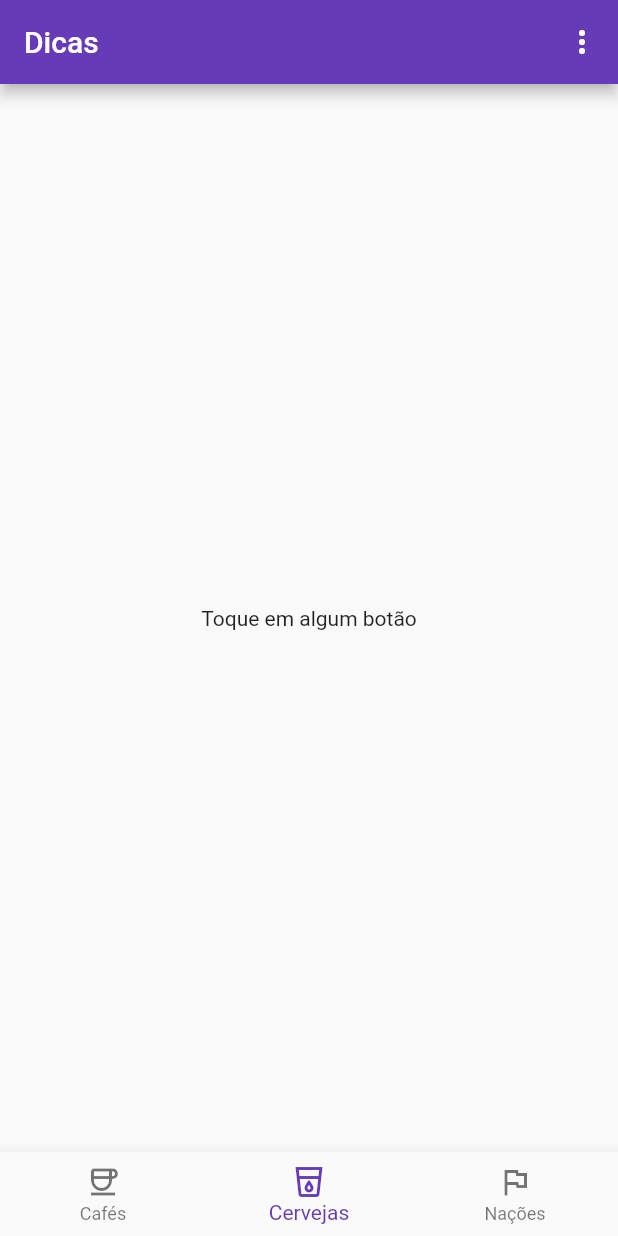
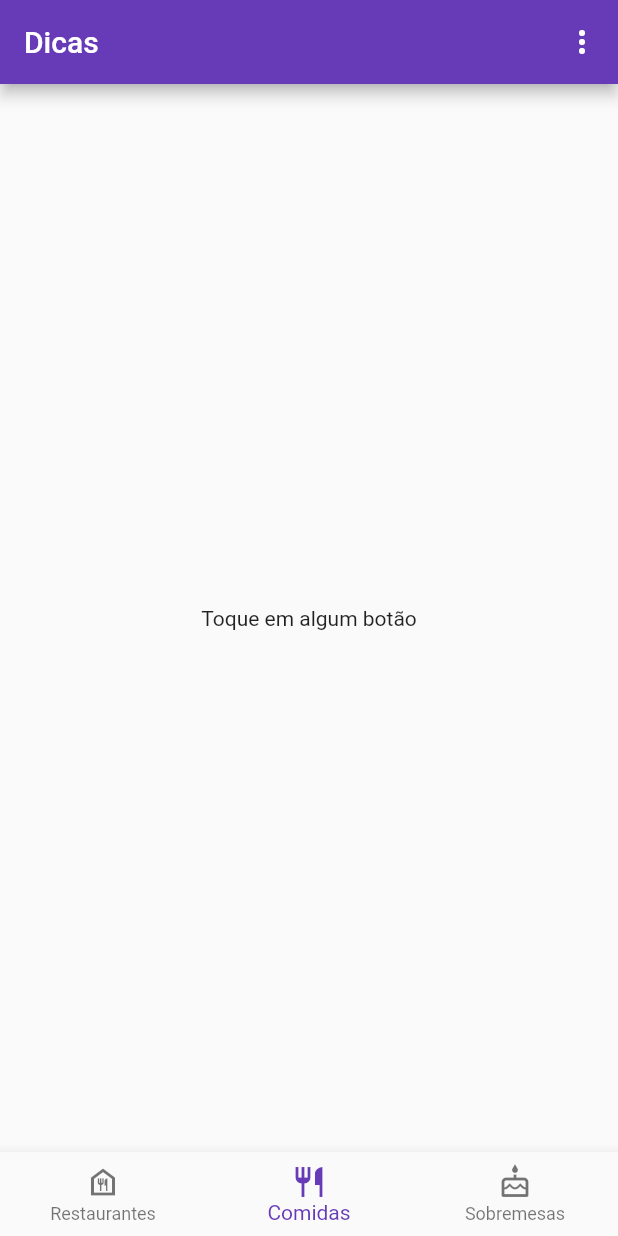
Before and after one commit to quirinof/oopFlutter, a Flutter app: the screen it shows after launch, on a phone screen of 412 x 824 dp. Run offline on Flutter 3.47's test engine with Material 2 defaults, Android fonts, the phone set to English and light mode, and no system bars; our stand-ins replace flutter_hooks; project files that could hold a hidden picture were left out.

Commit message:
updating recipe10c - add ex3(others api's)

```diff
--- a/recipe10c/lib/data/data_service.dart
+++ b/recipe10c/lib/data/data_service.dart
@@ -6,15 +6,15 @@ import '../util/ordenador.dart';
 enum TableStatus { idle, loading, ready, error }
 
 enum ItemType{
-  beer, coffee, nation, none;
+  restaurant, food, dessert, none;
   String get asString => '$name';
-  List<String> get columns => this == coffee? ["Nome", "Origem", "Tipo"] :
-                              this == beer? ["Nome", "Estilo", "IBU"]:
-                              this == nation? ["Nome", "Capital", "Idioma","Esporte"]:
+  List<String> get columns => this == restaurant? ["Nome", "Tipo", "Endereço"] :
+                              this == food? ["Prato", "Ingrediente", "Medição"]:
+                              this == dessert? ["Variedade", "Cobertura", "Sabor"]:
                               [] ;
-  List<String> get properties => this == coffee? ["blend_name","origin","variety"] :
-                                 this == beer? ["name","style","ibu"]:
-                                 this == nation? ["nationality","capital","language","national_sport"]:
+  List<String> get properties => this == restaurant? ["name","type","address"] :
+                                 this == food? ["dish","ingredient","measurement"]:
+                                 this == dessert? ["variety","topping","flavor"]:
                                  [] ;
 }
 
@@ -49,7 +49,7 @@ class DataService {
   });
 
   void carregar(index){
-    final params = [ItemType.coffee, ItemType.beer, ItemType.nation];
+    final params = [ItemType.restaurant, ItemType.food, ItemType.dessert];
     carregarPorTipo(params[index]);
   }
 
--- a/recipe10c/lib/view/widgets.dart
+++ b/recipe10c/lib/view/widgets.dart
@@ -1,7 +1,6 @@
 import 'package:flutter/material.dart';
 import 'package:flutter_hooks/flutter_hooks.dart';
 import '../data/data_service.dart';
-
 class MyApp extends HookWidget {
   @override
   Widget build(BuildContext context) {
@@ -81,16 +80,16 @@ class NewNavBar extends HookWidget {
       currentIndex: state.value,
       items: const [
         BottomNavigationBarItem(
-          label: "Cafés",
-          icon: Icon(Icons.coffee_outlined),
+          label: "Restaurantes",
+          icon: Icon(Icons.food_bank_outlined),
         ),
         BottomNavigationBarItem(
-          label: "Cervejas",
-          icon: Icon(Icons.local_drink_outlined),
+          label: "Comidas",
+          icon: Icon(Icons.restaurant_outlined),
         ),
         BottomNavigationBarItem(
-          label: "Nações",
-          icon: Icon(Icons.flag_outlined),
+          label: "Sobremesas",
+          icon: Icon(Icons.cake_outlined),
         )
       ],
     );
```
